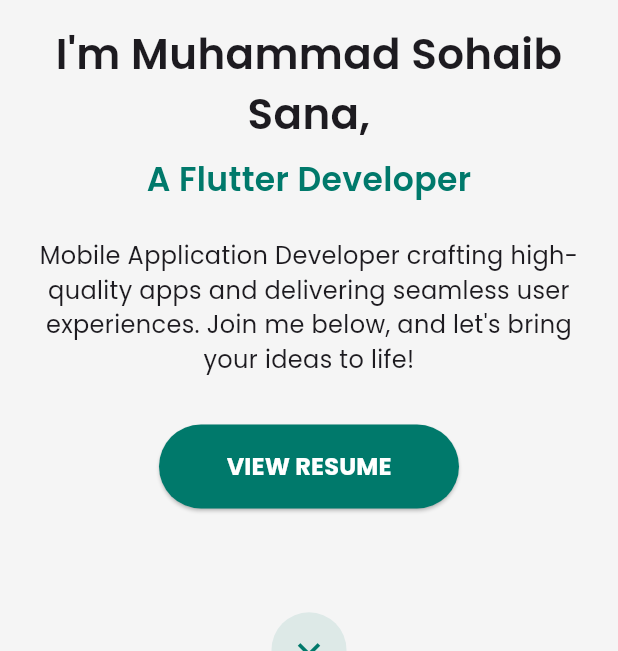
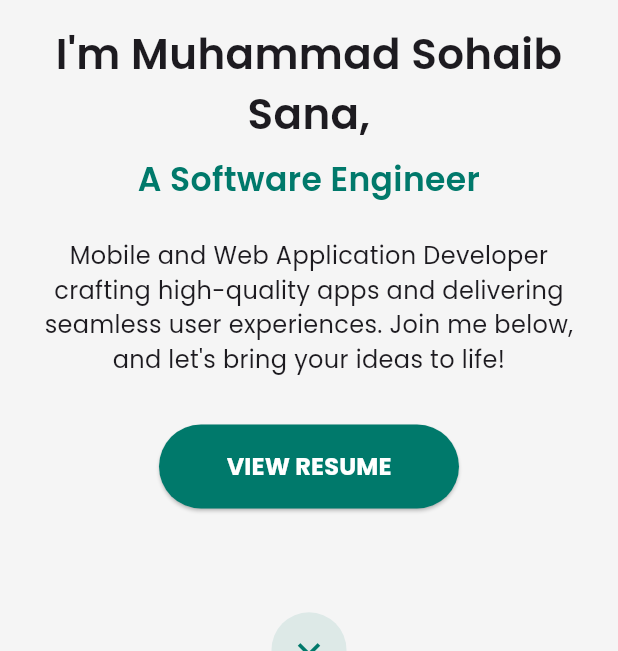
Before and after one commit to Sohaib-Sana/portfolio, a Flutter app: the screen it shows after launch, on a phone screen of 412 x 824 dp, the part 585-1236 px from its top. Run offline on Flutter 3.47's test engine with Material 3 defaults, Android fonts, the phone set to English and light mode, and no system bars; drawn by our look-alikes of animated_text_kit; our stand-ins replace equatable, flutter_bloc, flutter_svg, font_awesome_flutter, google_fonts, lottie and 1 more.

Commit message:
Contact Section Modified

```diff
--- a/lib/core/constants/app_colors.dart
+++ b/lib/core/constants/app_colors.dart
@@ -45,5 +45,5 @@ class AppColors {
   // Social Platforms colors.
   static const Color linkedColor = Color(0xff0077b5);
   static const Color whatsappColor = Color(0xff00FF00);
-  static const Color emailColor = Color(0xff990000);
+  static const Color emailColor = Color.fromARGB(220, 189, 40, 40);
 }
--- a/lib/presentation/widgets/contact/contact_section.dart
+++ b/lib/presentation/widgets/contact/contact_section.dart
@@ -3,6 +3,7 @@ import 'package:lottie/lottie.dart';
 import 'package:sohaib_portfolio/core/constants/app_colors.dart';
 import 'package:sohaib_portfolio/core/constants/app_text_styles.dart';
 import 'package:sohaib_portfolio/core/utils/responsive_helper.dart';
+import 'package:sohaib_portfolio/core/utils/social_interaction_helpers.dart';
 import 'package:sohaib_portfolio/presentation/widgets/common/social_button.dart';
 
 Widget buildContactSection(BuildContext context, {Key? key}) {
@@ -54,9 +55,7 @@ Widget buildContactSection(BuildContext context, {Key? key}) {
                   ),
                   const SizedBox(height: 24),
                   ElevatedButton(
-                    onPressed: () {
-                      // Handle contact button press - open email or form
-                    },
+                    onPressed: URLLaunchHelper.onSayHelloTap,
                     style: ElevatedButton.styleFrom(
                       backgroundColor: AppColors.primary,
                       foregroundColor: Colors.white,
@@ -81,41 +80,38 @@ Widget buildContactSection(BuildContext context, {Key? key}) {
         // const SizedBox(height: 40),
 
         // Social media links
-        const Row(
+        Row(
           mainAxisAlignment: MainAxisAlignment.center,
           children: [
-            SocialButton(platform: SocialPlatform.github),
-            SizedBox(width: 8),
+            SocialButton(
+              platform: SocialPlatform.github,
+              onTap: () => URLLaunchHelper.onTapGitHub(),
+            ),
+            const SizedBox(width: 8),
             SocialButton(
               platform: SocialPlatform.email,
               color: AppColors.emailColor,
+              onTap: () => URLLaunchHelper.onTapEmail(),
             ),
-            SizedBox(width: 8),
+            const SizedBox(width: 8),
             SocialButton(
               platform: SocialPlatform.whatsapp,
               color: AppColors.whatsappColor,
+              onTap: () => URLLaunchHelper.onTapWhatsApp(),
             ),
-            SizedBox(width: 8),
+            const SizedBox(width: 8),
             SocialButton(
               platform: SocialPlatform.linkedin,
               color: AppColors.linkedColor,
+              onTap: () => URLLaunchHelper.onTapLinkedIn(),
             ),
-            SizedBox(width: 8),
+            const SizedBox(width: 8),
           ],
         ),
-
         const SizedBox(height: 40),
 
         // Divider
         const Divider(height: 1),
-
-        const SizedBox(height: 24),
-
-        // Copyright text
-        // Text(
-        //   style: AppTextStyles.caption,
-        //   textAlign: TextAlign.center,
-        // ),
       ],
     ),
   );
--- a/lib/presentation/widgets/home/hero_section.dart
+++ b/lib/presentation/widgets/home/hero_section.dart
@@ -134,9 +134,12 @@ class _HeroSectionState extends State<HeroSection>
             const SizedBox(height: 8),
             AnimatedText(
               texts: const [
-                'A Flutter Developer',
+                'A Software Engineer',
+                'A Flutter Expert',
                 'A Mobile App Developer',
+                'A React Developer',
                 'A UI/UX Enthusiast',
+                'A ML/AI Enthusiast',
               ],
               style: isMobile
                   ? AppTextStyles.h4.copyWith(
@@ -150,7 +153,7 @@ class _HeroSectionState extends State<HeroSection>
             ),
             const SizedBox(height: 24),
             Text(
-              'Mobile Application Developer crafting high-quality apps and '
+              'Mobile and Web Application Developer crafting high-quality apps and '
               'delivering seamless user experiences. Join me below, and let\'s '
               'bring your ideas to life!',
               style:
```
Also changed, not shown: lib/core/utils/social_interaction_helpers.dart (added, +59 -0 lines), 1 other file.
